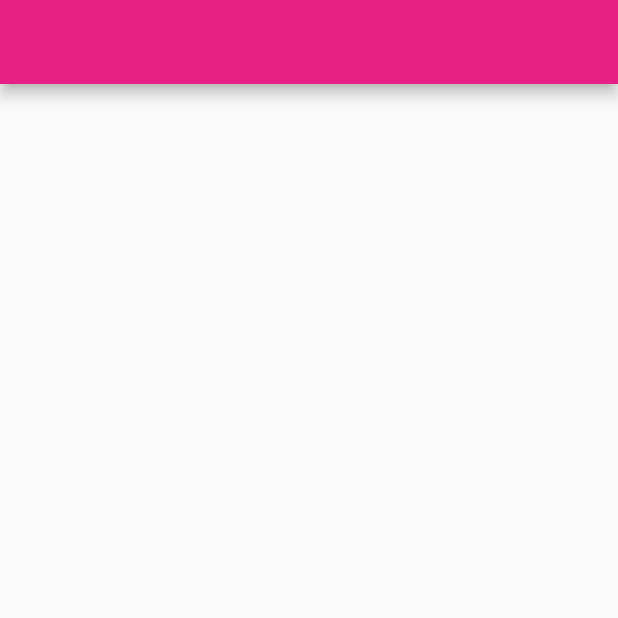
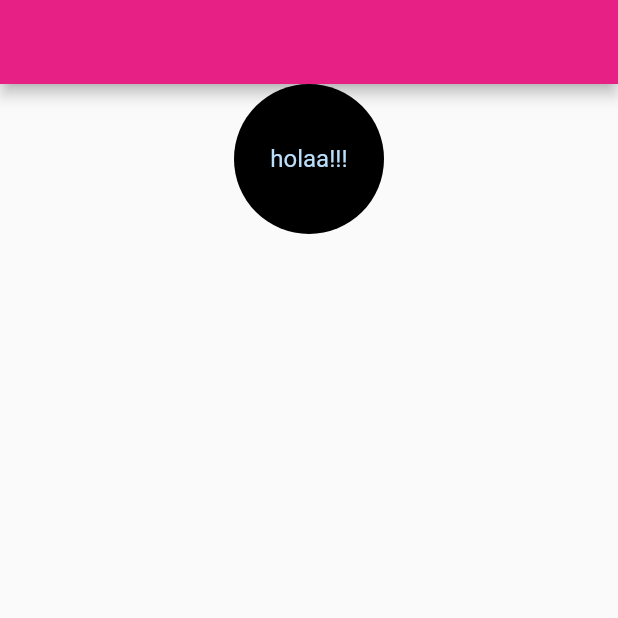
Before and after one commit to LizbethJK/prueba, a Flutter app: the screen it shows after launch, on a phone screen of 412 x 824 dp, the top half of it. Run offline on Flutter 3.47's test engine with Material 2 defaults, Android fonts, the phone set to English and light mode, and no system bars.

Commit message:
agrega proyecto

```diff
--- a/lib/login_page.dart
+++ b/lib/login_page.dart
@@ -21,7 +21,13 @@ class LoginPageState extends State<LoginPage> {
         body: ListView(children: <Widget>[
           Column(
             children: [
-              SizedBox(),
+              SizedBox(
+                child: CircleAvatar(
+                  radius: 50,
+                  backgroundColor: Colors.black,
+                  child: Text('holaa!!!'),
+                ),
+              ),
             ],
           )
         ]));
```
